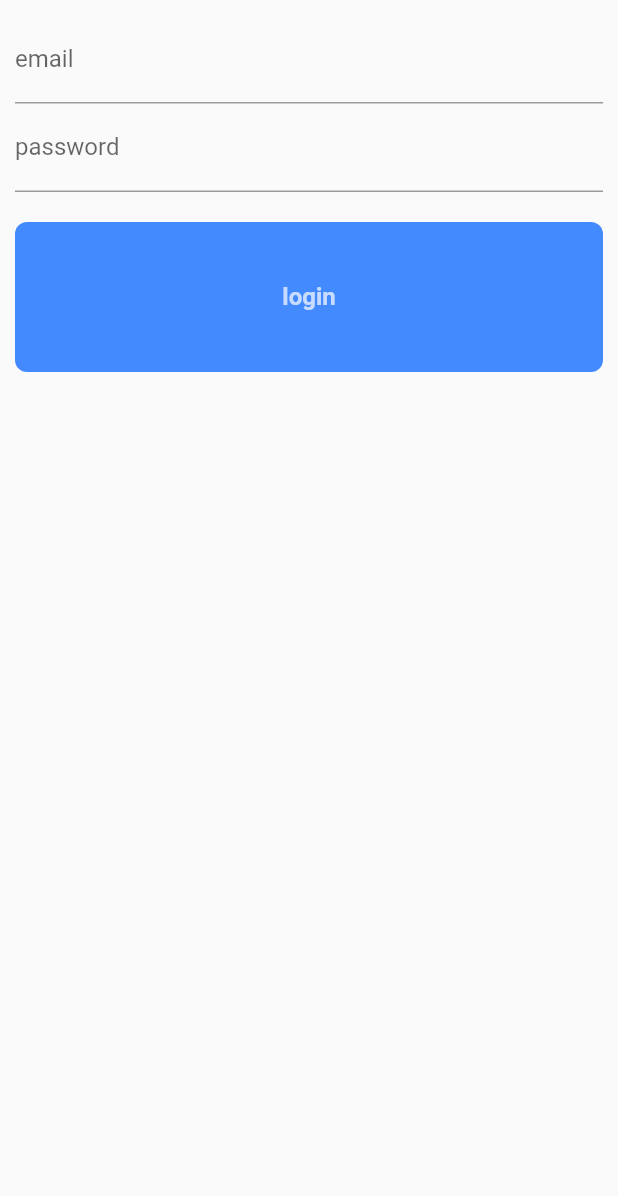
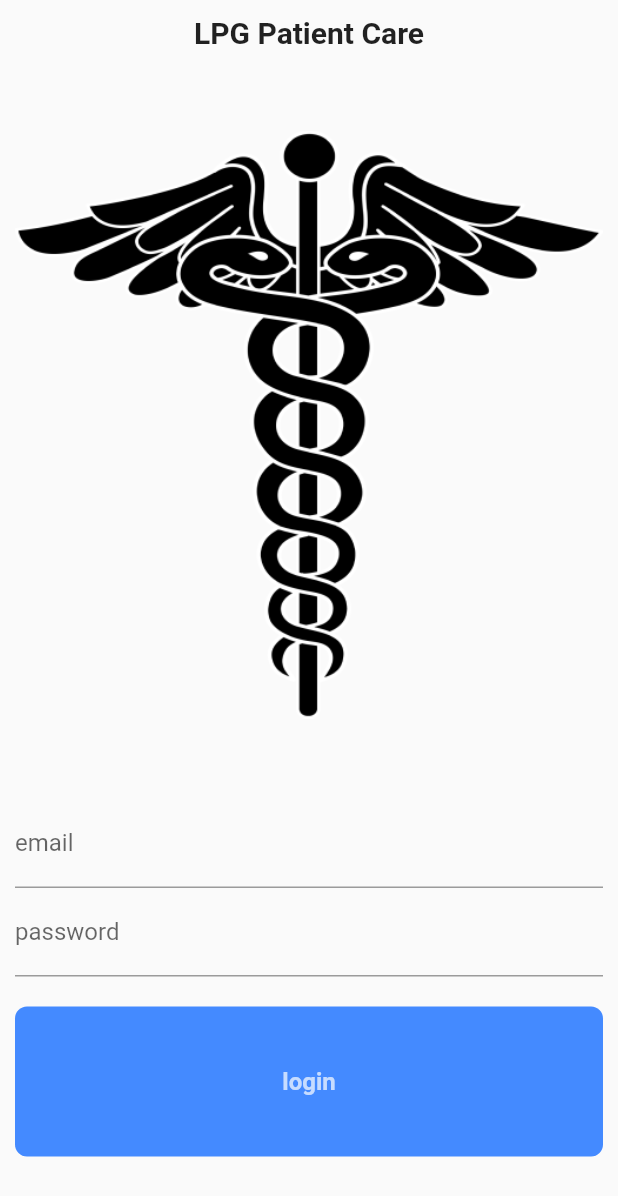
Before and after one commit to teaguestockwell/doctors-patient-database, a Flutter app: the screen it shows after launch, on a phone screen of 412 x 824 dp. Shown: the top 1196 px of the screen. Run offline on Flutter 3.47's test engine with Material 2 defaults, Android fonts, the phone set to English and light mode, and no system bars; our stand-ins replace cloud_firestore, firebase_auth, firebase_core; accounts and stored records are empty.

Commit message:
pubspec, title, img, deploy

```diff
--- a/lib/main.dart
+++ b/lib/main.dart
@@ -1,16 +1,15 @@
-import 'package:doctors_patient_database/screens/auth_screen.dart';
 import 'package:firebase_core/firebase_core.dart';
 import 'package:flutter/material.dart';
 
 import 'constant.dart';
-import 'screens/profile_search.dart';
+import 'screens/auth_screen.dart';
 
 void main() async {
   WidgetsFlutterBinding.ensureInitialized();
   await Firebase.initializeApp();
   runApp(
     MaterialApp(
-      title: 'Flutter Demo',
+      title: 'LPG Patient Care',
       theme: theme,
       home: Auth()
       //home: LastCheckup(id:'234567890')
--- a/lib/models/checkup.dart
+++ b/lib/models/checkup.dart
@@ -1,4 +1,3 @@
-import 'package:flutter/material.dart';
 import 'package:uuid/uuid.dart';
 
 class Checkup{
--- a/lib/screens/auth_screen.dart
+++ b/lib/screens/auth_screen.dart
@@ -1,6 +1,5 @@
 import 'package:firebase_auth/firebase_auth.dart';
 import 'package:flutter/material.dart';
-import 'package:provider/provider.dart';
 import '../constant.dart';
 import '../widgets/but.dart';
 import 'profile_search.dart';
@@ -17,6 +16,7 @@ class _AuthState extends State<Auth> {
   String email = '';
   String pass = '';
   Widget signInPage;
+  Image img = Image.asset('assets/0.png');
 
   @override
   void initState(){
@@ -25,6 +25,19 @@ class _AuthState extends State<Auth> {
     signInPage =  Scaffold(body:Padding(
       padding: const EdgeInsets.all(10.0),
       child: Center(child: ListView(children:[
+        Center(
+          child: Text(
+            'LPG Patient Care',
+            style: TextStyle(fontSize: 20, fontWeight: FontWeight.bold)
+          )
+        ),
+
+        Container(
+          width: 500,
+          height: 500,
+          child: img,
+        ),
+
         TextField(
           decoration: InputDecoration(labelText: 'email'),
           onChanged: (x) => email = x,
--- a/lib/services/patient_service.dart
+++ b/lib/services/patient_service.dart
@@ -1,6 +1,6 @@
 import 'package:cloud_firestore/cloud_firestore.dart';
-import 'package:doctors_patient_database/services/checkup_service.dart';
 import '../models/patient.dart';
+import 'checkup_service.dart';
 
 class PatientService{
 
--- a/lib/util.dart
+++ b/lib/util.dart
@@ -1,5 +1,4 @@
 
-import 'package:intl/intl.dart';
 import 'models/checkup.dart';
 import 'models/patient.dart';
 
```
Also changed, not shown: pubspec.yaml (+4 -4 lines), assets/0.png (added), pubspec.lock, 3 other files.
